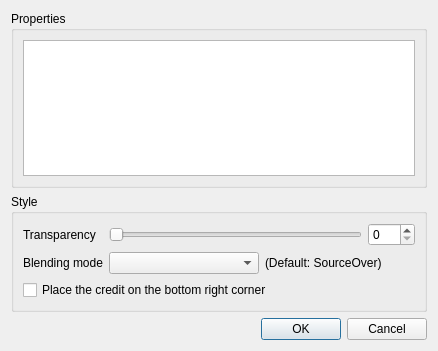
This is propertiesdialog.ui in minorua/TileLayerPlugin as Qt 5 draws it before an edit. The edited form follows.
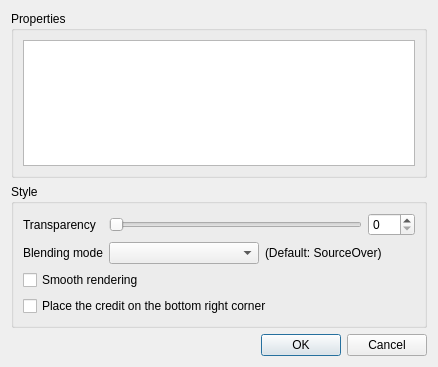
This is the edited form.

Commit message: add option to turn off smooth rendering

What changed in the file:
```diff
--- a/propertiesdialog.ui
+++ b/propertiesdialog.ui
@@ -7,7 +7,7 @@
     <x>0</x>
     <y>0</y>
     <width>438</width>
-    <height>351</height>
+    <height>367</height>
    </rect>
   </property>
   <property name="windowTitle">
@@ -97,6 +97,13 @@
           </item>
          </layout>
         </item>
+        <item>
+         <widget class="QCheckBox" name="checkBox_SmoothRender">
+          <property name="text">
+           <string>Smooth rendering</string>
+          </property>
+         </widget>
+        </item>
         <item>
          <widget class="QCheckBox" name="checkBox_CreditVisibility">
           <property name="text">
```
The commit also changes 3 other files.
